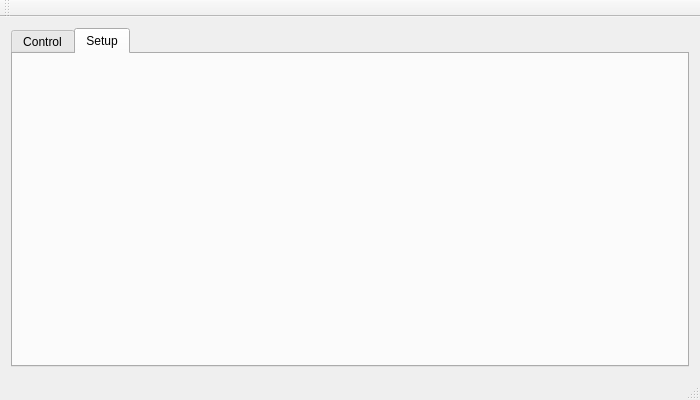
Before: the Qt Designer form View/mainview.ui in volodymyr-savenko/Vfp, drawn with Qt 5.
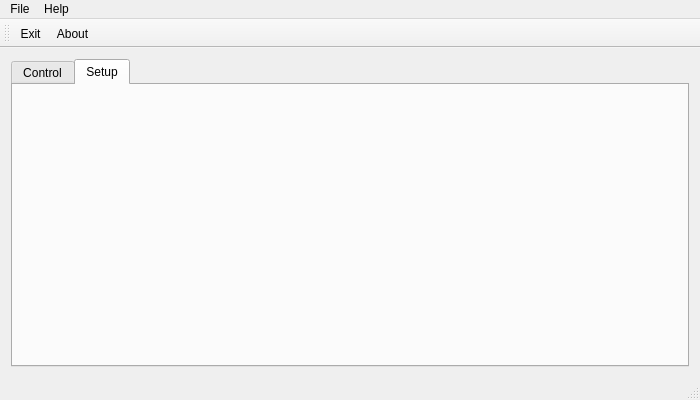
After: the same form once the commit is applied. Icons and pictures are not drawn.

```diff
--- a/View/mainview.ui
+++ b/View/mainview.ui
@@ -83,16 +83,53 @@
      <height>22</height>
     </rect>
    </property>
+   <widget class="QMenu" name="menuFile">
+    <property name="title">
+     <string>File</string>
+    </property>
+    <addaction name="action_Exit"/>
+   </widget>
+   <widget class="QMenu" name="menuHelp">
+    <property name="title">
+     <string>Help</string>
+    </property>
+    <addaction name="action_About"/>
+   </widget>
+   <addaction name="menuFile"/>
+   <addaction name="menuHelp"/>
   </widget>
   <widget class="QToolBar" name="mainToolBar">
+   <property name="toolButtonStyle">
+    <enum>Qt::ToolButtonTextUnderIcon</enum>
+   </property>
    <attribute name="toolBarArea">
     <enum>TopToolBarArea</enum>
    </attribute>
    <attribute name="toolBarBreak">
     <bool>false</bool>
    </attribute>
+   <addaction name="action_Exit"/>
+   <addaction name="action_About"/>
   </widget>
   <widget class="QStatusBar" name="statusBar"/>
+  <action name="action_Exit">
+   <property name="icon">
+    <iconset resource="../vfpresources.qrc">
+     <normaloff>:/root/images/Resources/icon-webnoted256.png</normaloff>:/root/images/Resources/icon-webnoted256.png</iconset>
+   </property>
+   <property name="text">
+    <string>&amp;Exit</string>
+   </property>
+  </action>
+  <action name="action_About">
+   <property name="icon">
+    <iconset resource="../vfpresources.qrc">
+     <normaloff>:/root/images/Resources/AppIcon-298x300.png</normaloff>:/root/images/Resources/AppIcon-298x300.png</iconset>
+   </property>
+   <property name="text">
+    <string>&amp;About</string>
+   </property>
+  </action>
  </widget>
  <layoutdefault spacing="6" margin="11"/>
  <resources/>
```
Left out of the diff: 4 changed lines with no effect on the pictures.
